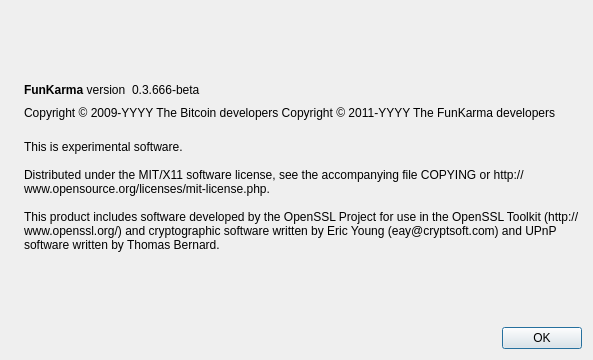
Before: the Qt Designer form src/qt/forms/aboutdialog.ui in CriticalNix/FunKarmaCoin, drawn with Qt 5.
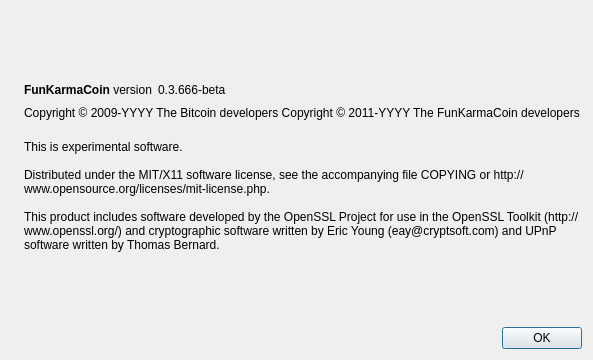
After: the same form once the commit is applied. Icons and pictures are not drawn.

What changed in the file:
```diff
--- a/src/qt/forms/aboutdialog.ui
+++ b/src/qt/forms/aboutdialog.ui
@@ -50,7 +50,7 @@
           <cursorShape>IBeamCursor</cursorShape>
          </property>
          <property name="text">
-          <string>&lt;b&gt;FunKarma&lt;/b&gt; version</string>
+          <string>&lt;b&gt;FunKarmaCoin&lt;/b&gt; version</string>
          </property>
          <property name="textInteractionFlags">
           <set>Qt::LinksAccessibleByMouse|Qt::TextSelectableByKeyboard|Qt::TextSelectableByMouse</set>
@@ -92,7 +92,7 @@
        </property>
        <property name="text">
         <string notr="true">Copyright &amp;copy; 2009-YYYY The Bitcoin developers
-Copyright &amp;copy; 2011-YYYY The FunKarma developers</string>
+Copyright &amp;copy; 2011-YYYY The FunKarmaCoin developers</string>
        </property>
        <property name="textFormat">
         <enum>Qt::RichText</enum>
```
Left out of the diff: 2 changed lines with no effect on the pictures.
